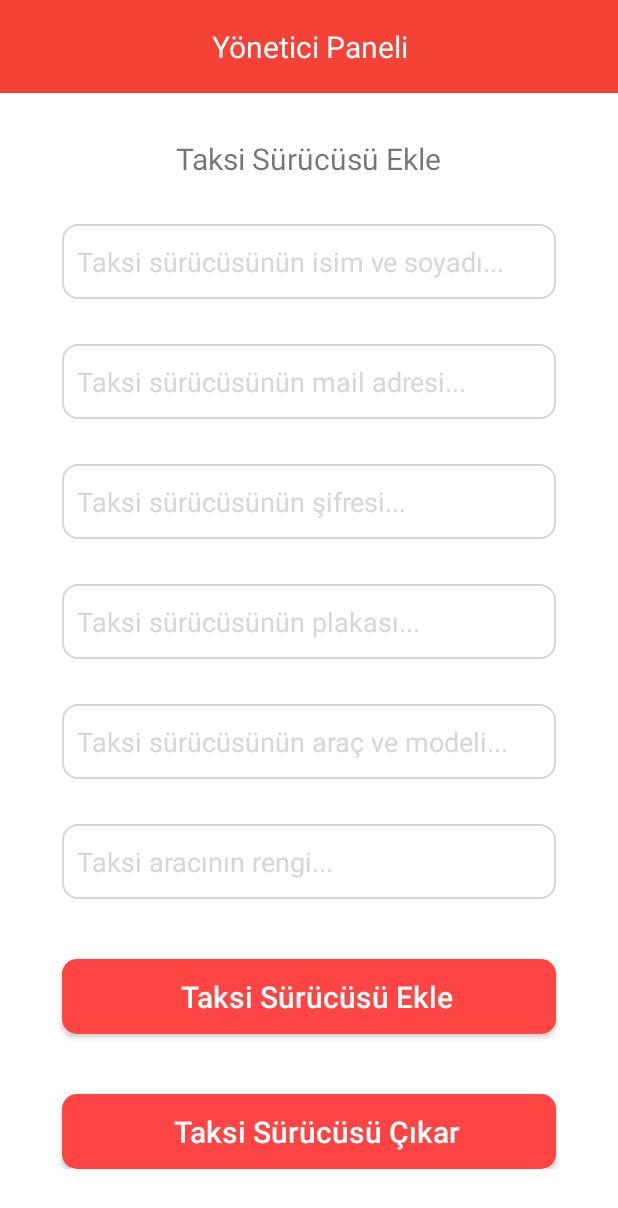
After one commit to umutyigitcan/TaxiDriverManager, an Android app: the layout fragment_admin_panel.xml on its own in the app's theme, with its tools: preview values and no code run, on a phone screen of 412 x 824 dp. The commit adds this screen. Shown: the top 1208 px of the screen. Run offline under Robolectric (Android 15) with nearby library versions, the phone set to English and light mode, and no system bars.

Commit message:
Admin panel design completed.

```diff
--- /dev/null
+++ b/app/src/main/java/com/example/taxidrivercontrol/AdminPanel.kt
@@ -0,0 +1,59 @@
+package com.example.taxidrivercontrol
+
+import android.os.Bundle
+import androidx.fragment.app.Fragment
+import android.view.LayoutInflater
+import android.view.View
+import android.view.ViewGroup
+
+// TODO: Rename parameter arguments, choose names that match
+// the fragment initialization parameters, e.g. ARG_ITEM_NUMBER
+private const val ARG_PARAM1 = "param1"
+private const val ARG_PARAM2 = "param2"
+
+/**
+ * A simple [Fragment] subclass.
+ * Use the [AdminPanel.newInstance] factory method to
+ * create an instance of this fragment.
+ */
+class AdminPanel : Fragment() {
+    // TODO: Rename and change types of parameters
+    private var param1: String? = null
+    private var param2: String? = null
+
+    override fun onCreate(savedInstanceState: Bundle?) {
+        super.onCreate(savedInstanceState)
+        arguments?.let {
+            param1 = it.getString(ARG_PARAM1)
+            param2 = it.getString(ARG_PARAM2)
+        }
+    }
+
+    override fun onCreateView(
+        inflater: LayoutInflater, container: ViewGroup?,
+        savedInstanceState: Bundle?
+    ): View? {
+        // Inflate the layout for this fragment
+        return inflater.inflate(R.layout.fragment_admin_panel, container, false)
+    }
+
+    companion object {
+        /**
+         * Use this factory method to create a new instance of
+         * this fragment using the provided parameters.
+         *
+         * @param param1 Parameter 1.
+         * @param param2 Parameter 2.
+         * @return A new instance of fragment AdminPanel.
+         */
+        // TODO: Rename and change types and number of parameters
+        @JvmStatic
+        fun newInstance(param1: String, param2: String) =
+            AdminPanel().apply {
+                arguments = Bundle().apply {
+                    putString(ARG_PARAM1, param1)
+                    putString(ARG_PARAM2, param2)
+                }
+            }
+    }
+}
--- /dev/null
+++ b/app/src/main/res/layout/fragment_admin_panel.xml
@@ -0,0 +1,176 @@
+<?xml version="1.0" encoding="utf-8"?>
+<androidx.constraintlayout.widget.ConstraintLayout xmlns:android="http://schemas.android.com/apk/res/android"
+    xmlns:tools="http://schemas.android.com/tools"
+    android:layout_width="match_parent"
+    xmlns:app="http://schemas.android.com/apk/res-auto"
+    android:layout_height="match_parent"
+    android:background="@color/white"
+    tools:context=".AdminPanel">
+
+    <TextView
+        android:layout_width="match_parent"
+        android:layout_height="0dp"
+        app:layout_constraintHeight_percent="0.075"
+        android:text="Yönetici Paneli"
+        app:layout_constraintStart_toStartOf="parent"
+        app:layout_constraintEnd_toEndOf="parent"
+        app:layout_constraintTop_toTopOf="parent"
+        android:gravity="center"
+        android:background="#F44336"
+        android:textColor="@color/white"
+        android:textSize="20dp"
+        android:id="@+id/title"/>
+
+
+
+    <ScrollView
+        android:layout_width="match_parent"
+        android:layout_height="0dp"
+        app:layout_constraintStart_toStartOf="parent"
+        app:layout_constraintEnd_toEndOf="parent"
+        android:id="@+id/sv"
+        app:layout_constraintBottom_toBottomOf="parent"
+        app:layout_constraintTop_toBottomOf="@id/title">
+        <androidx.constraintlayout.widget.ConstraintLayout
+            android:layout_width="match_parent"
+            android:layout_height="match_parent">
+
+            <TextView
+                android:layout_width="wrap_content"
+                android:layout_height="wrap_content"
+                app:layout_constraintStart_toStartOf="parent"
+                app:layout_constraintTop_toTopOf="parent"
+                app:layout_constraintEnd_toEndOf="parent"
+                android:text="Taksi Sürücüsü Ekle"
+                android:layout_marginTop="30dp"
+                android:textSize="20dp"
+                android:id="@+id/addTaxiDriverTitle"/>
+
+            <EditText
+                android:layout_width="0dp"
+                android:layout_height="50dp"
+                app:layout_constraintWidth_percent="0.8"
+                app:layout_constraintStart_toStartOf="parent"
+                app:layout_constraintEnd_toEndOf="parent"
+                android:layout_marginTop="30dp"
+                android:hint="Taksi sürücüsünün mail adresi..."
+                android:textColorHint="#D8D6D6"
+                android:paddingStart="10dp"
+                android:id="@+id/taxiDriverMail"
+                app:layout_constraintTop_toBottomOf="@id/taxiDriverName"
+                android:background="@drawable/edittextshape"/>
+
+            <EditText
+                android:layout_width="0dp"
+                android:layout_height="50dp"
+                app:layout_constraintWidth_percent="0.8"
+                app:layout_constraintStart_toStartOf="parent"
+                app:layout_constraintEnd_toEndOf="parent"
+                android:layout_marginTop="30dp"
+                android:hint="Taksi sürücüsünün şifresi..."
+                android:textColorHint="#D8D6D6"
+                android:paddingStart="10dp"
+                android:id="@+id/taxiDriverPassword"
+                app:layout_constraintTop_toBottomOf="@id/taxiDriverMail"
+                android:background="@drawable/edittextshape"/>
+
+            <EditText
+                android:layout_width="0dp"
+                android:layout_height="50dp"
+                app:layout_constraintWidth_percent="0.8"
+                app:layout_constraintStart_toStartOf="parent"
+                app:layout_constraintEnd_toEndOf="parent"
+                android:layout_marginTop="30dp"
+                android:hint="Taksi sürücüsünün plakası..."
+                android:textColorHint="#D8D6D6"
+                android:paddingStart="10dp"
+                android:id="@+id/taxiDriverPlate"
+                app:layout_constraintTop_toBottomOf="@id/taxiDriverPassword"
+                android:background="@drawable/edittextshape"/>
+
+            <EditText
+                android:layout_width="0dp"
+                android:layout_height="50dp"
+                app:layout_constraintWidth_percent="0.8"
+                app:layout_constraintStart_toStartOf="parent"
+                app:layout_constraintEnd_toEndOf="parent"
+                android:layout_marginTop="30dp"
+                android:hint="Taksi sürücüsünün araç ve modeli..."
+                android:textColorHint="#D8D6D6"
+                android:paddingStart="10dp"
+                android:id="@+id/taxiDriverCarModel"
+                app:layout_constraintTop_toBottomOf="@id/taxiDriverPlate"
+                android:background="@drawable/edittextshape"/>
+
+            <EditText
+                android:layout_width="0dp"
+                android:layout_height="50dp"
+                app:layout_constraintWidth_percent="0.8"
+                app:layout_constraintStart_toStartOf="parent"
+                app:layout_constraintEnd_toEndOf="parent"
+                android:layout_marginTop="30dp"
+                android:hint="Taksi sürücüsünün isim ve soyadı..."
+                android:textColorHint="#D8D6D6"
+                android:paddingStart="10dp"
+                android:id="@+id/taxiDriverName"
+                app:layout_constraintTop_toBottomOf="@id/addTaxiDriverTitle"
+                android:background="@drawable/edittextshape"/>
+
+            <EditText
+                android:layout_width="0dp"
+                android:layout_height="50dp"
+                app:layout_constraintWidth_percent="0.8"
+                app:layout_constraintStart_toStartOf="parent"
+                app:layout_constraintEnd_toEndOf="parent"
+                android:layout_marginTop="30dp"
+                android:hint="Taksi aracının rengi..."
+                android:textColorHint="#D8D6D6"
+                android:paddingStart="10dp"
+                android:id="@+id/taxiCarColor"
+                app:layout_constraintTop_toBottomOf="@id/taxiDriverCarModel"
+                android:background="@drawable/edittextshape"/>
+
+            <Button
+                android:layout_width="0dp"
+                android:layout_height="50dp"
+                app:layout_constraintWidth_percent="0.8"
+                app:layout_constraintStart_toStartOf="parent"
+                app:layout_constraintEnd_toEndOf="parent"
+                android:layout_marginTop="40dp"
+                android:id="@+id/addTaxiDriver"
+                android:text="Taksi Sürücüsü Ekle"
+                android:textAllCaps="false"
+                android:textColor="@color/white"
+                android:textSize="20dp"
+                android:paddingStart="10dp"
+                app:layout_constraintTop_toBottomOf="@id/taxiCarColor"
+                android:background="@drawable/ilerishapepaddingaz"/>
+
+            <Button
+                android:layout_width="0dp"
+                android:layout_height="50dp"
+                app:layout_constraintWidth_percent="0.8"
+                app:layout_constraintStart_toStartOf="parent"
+                app:layout_constraintEnd_toEndOf="parent"
+                android:layout_marginTop="40dp"
+                android:id="@+id/deleteTaxiDriver"
+                android:text="Taksi Sürücüsü Çıkar"
+                android:textAllCaps="false"
+                android:textColor="@color/white"
+                android:textSize="20dp"
+                android:paddingStart="10dp"
+                app:layout_constraintTop_toBottomOf="@id/addTaxiDriver"
+                android:background="@drawable/ilerishapepaddingaz"/>
+
+
+        </androidx.constraintlayout.widget.ConstraintLayout>
+    </ScrollView>
+
+
+
+
+
+
+
+
+</androidx.constraintlayout.widget.ConstraintLayout>
--- a/app/src/main/res/navigation/nav.xml
+++ b/app/src/main/res/navigation/nav.xml
@@ -3,7 +3,7 @@
     xmlns:app="http://schemas.android.com/apk/res-auto"
     xmlns:tools="http://schemas.android.com/tools"
     android:id="@+id/nav"
-    app:startDestination="@id/selectTaxiDriverFragment">
+    app:startDestination="@id/adminPanel2">
 
     <fragment
         android:id="@+id/loginPage"
@@ -38,7 +38,11 @@
         android:id="@+id/profileFragment"
         android:name="com.example.taxidrivercontrol.ProfileFragment"
         android:label="fragment_profile"
-        tools:layout="@layout/fragment_profile" />
+        tools:layout="@layout/fragment_profile" >
+        <action
+            android:id="@+id/action_profileFragment_to_adminPanel2"
+            app:destination="@id/adminPanel2" />
+    </fragment>
     <fragment
         android:id="@+id/taxiDriverChatFragment"
         android:name="com.example.taxidrivercontrol.TaxiDriverChatFragment"
@@ -58,4 +62,9 @@
             android:id="@+id/action_selectTaxiDriverFragment_to_managerChatFragment"
             app:destination="@id/managerChatFragment" />
     </fragment>
+    <fragment
+        android:id="@+id/adminPanel2"
+        android:name="com.example.taxidrivercontrol.AdminPanel"
+        android:label="fragment_admin_panel"
+        tools:layout="@layout/fragment_admin_panel" />
 </navigation>
```
